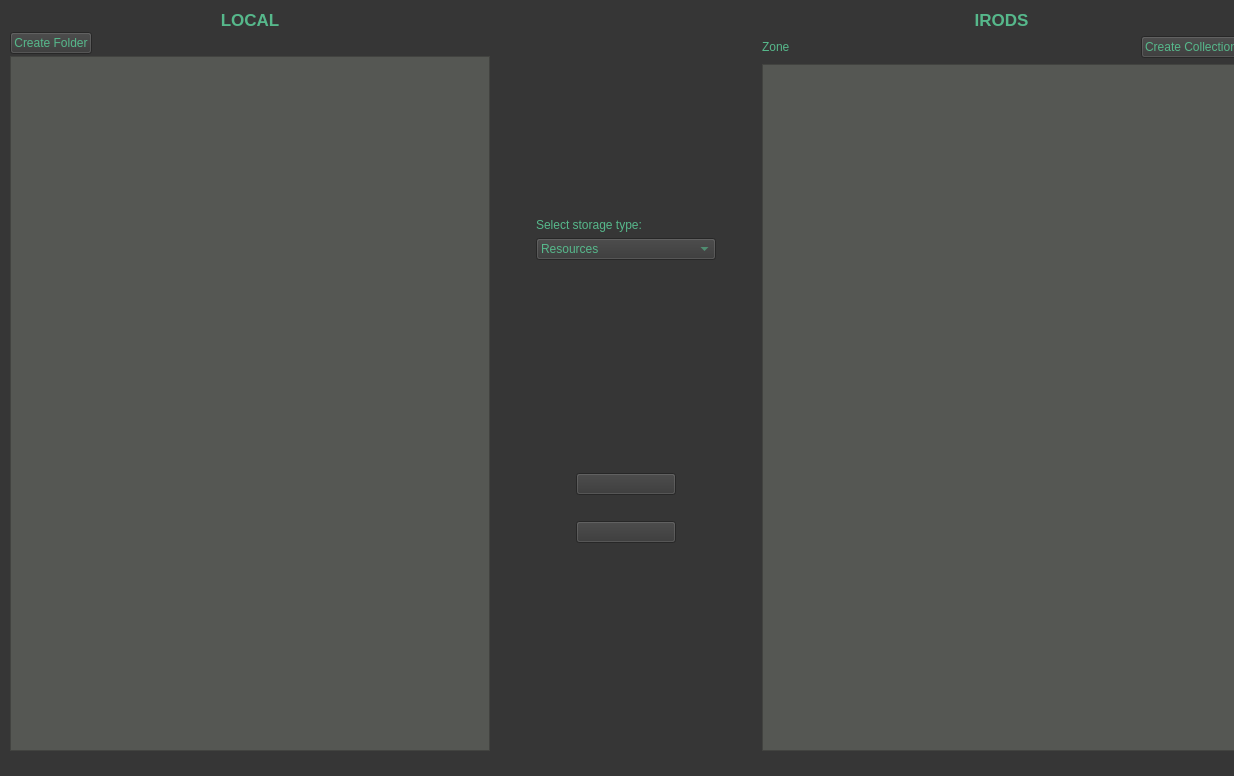
The window that gui/ui-files/tabUpDownload.ui (iBridges-for-iRODS/iBridges) describes before a commit, drawn with Qt 5.
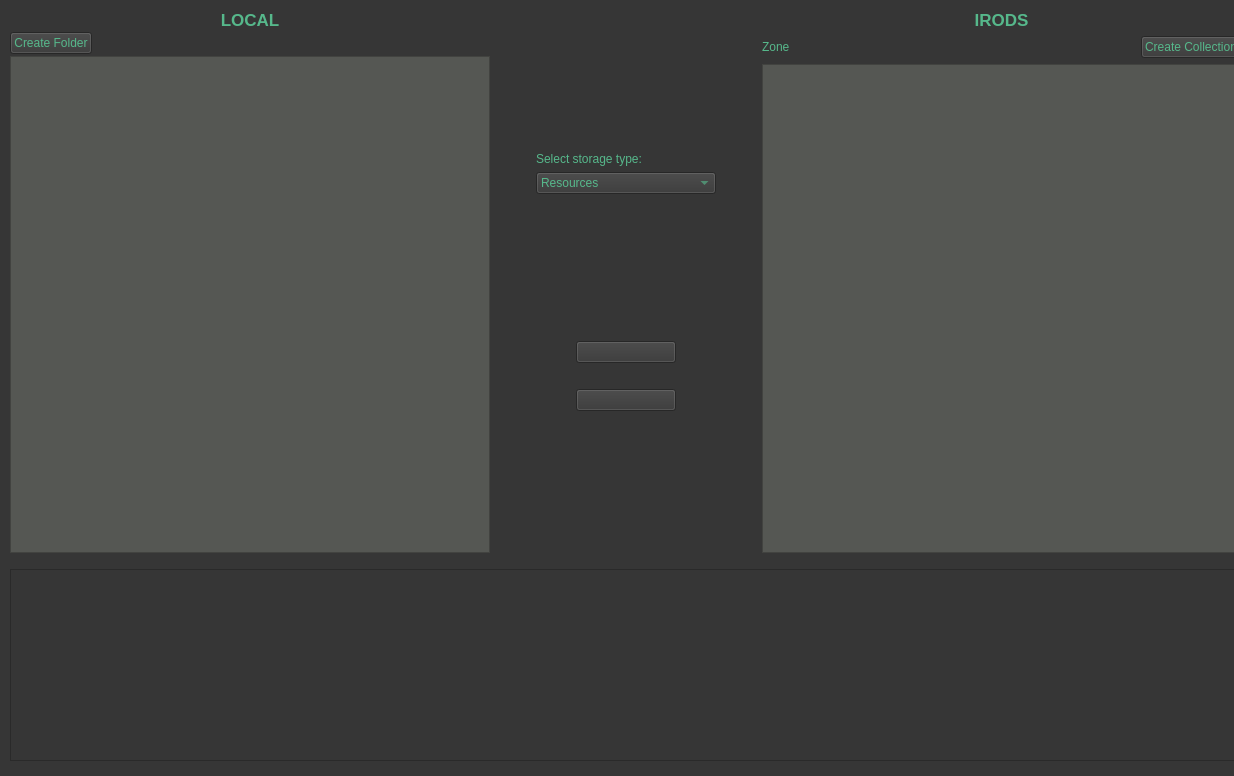
The same window after the commit. Icons and pictures are not drawn.

Commit message: dding Log output to Data Transfer Tab.

The edit to the form file:
```diff
--- a/gui/ui-files/tabUpDownload.ui
+++ b/gui/ui-files/tabUpDownload.ui
@@ -55,7 +55,7 @@
      <height>771</height>
     </rect>
    </property>
-   <layout class="QVBoxLayout" name="verticalLayout_11" stretch="2,0,0">
+   <layout class="QVBoxLayout" name="verticalLayout_11" stretch="2,0,0,0">
     <property name="sizeConstraint">
      <enum>QLayout::SetDefaultConstraint</enum>
     </property>
@@ -440,6 +440,9 @@
       </property>
      </spacer>
     </item>
+    <item>
+     <widget class="QPlainTextEdit" name="logs"/>
+    </item>
     <item>
      <widget class="QLabel" name="errorLabel">
       <property name="text">
```
The commit also changes 1 other file.
